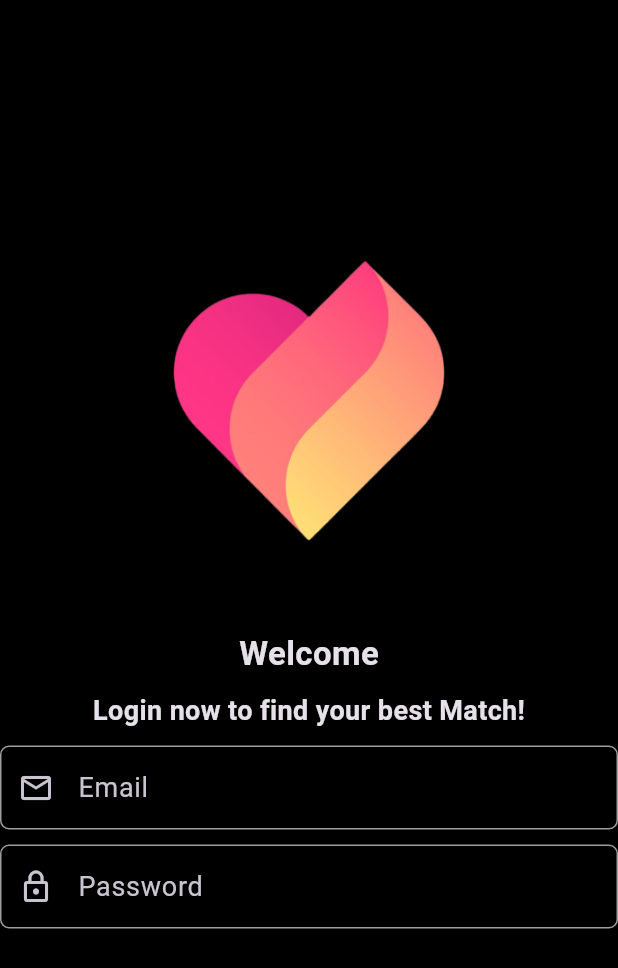
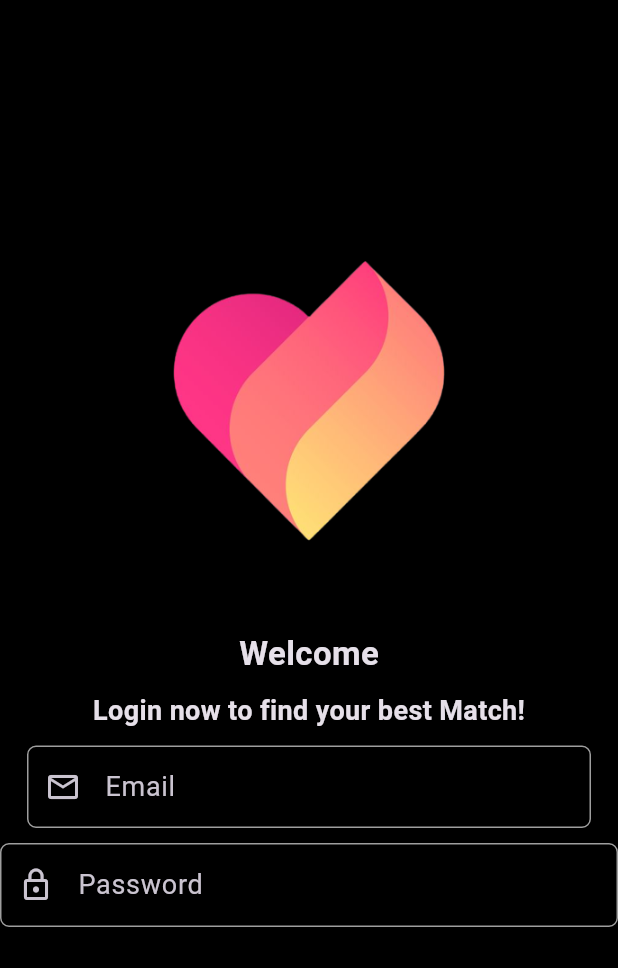
Before and after one commit to beshprakash11/dating_appfv1, a Flutter app: the screen it shows after launch, on a phone screen of 412 x 824 dp. Shown: the top 968 px of the screen. Run offline on Flutter 3.47's test engine with Material 3 defaults, Android fonts, the phone set to English and light mode, and no system bars; our stand-ins replace get.

Commit message:
email field added

```diff
--- a/lib/authenticationScreen/login_screen.dart
+++ b/lib/authenticationScreen/login_screen.dart
@@ -46,11 +46,15 @@ class _LoginScreenState extends State<LoginScreen> {
             ),
 
             //email field
-            CustomTextFieldWidget(
-              editingController: emailTextEditingController,
-              labelText: "Email",
-              iconData: Icons.email_outlined,
-              isObscure: false,
+            SizedBox(
+              width: MediaQuery.of(context).size.width - 36,
+              height: 55,
+              child: CustomTextFieldWidget(
+                editingController: emailTextEditingController,
+                labelText: "Email",
+                iconData: Icons.email_outlined,
+                isObscure: false,
+              ),
             ),
 
             const SizedBox(
```
